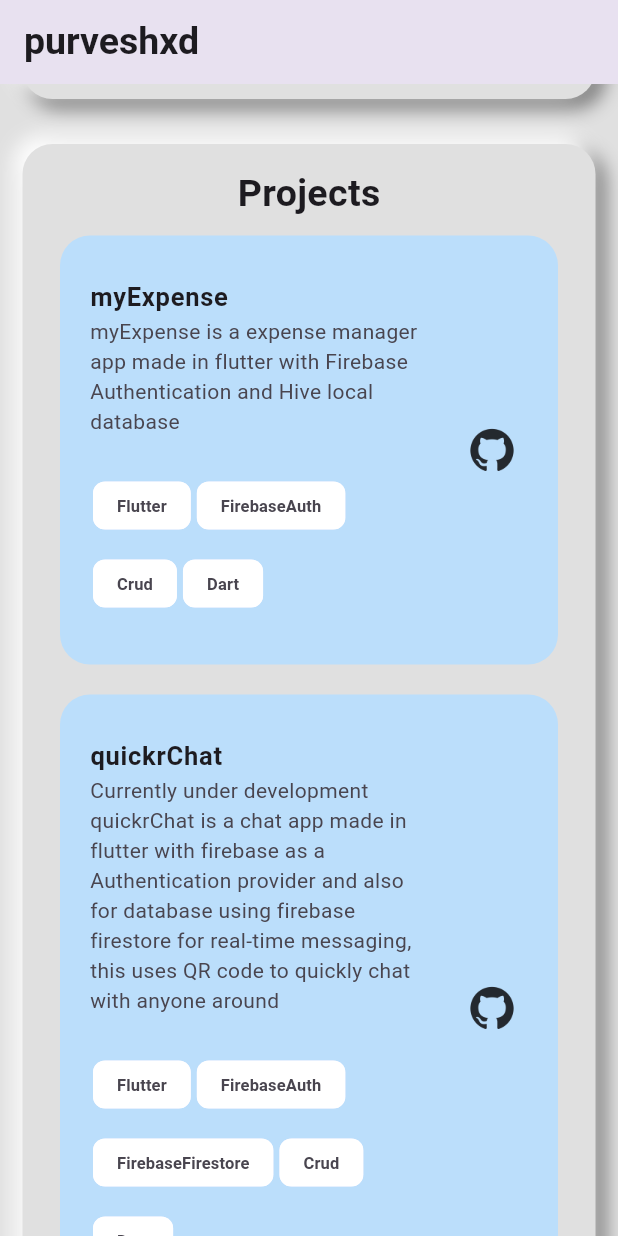
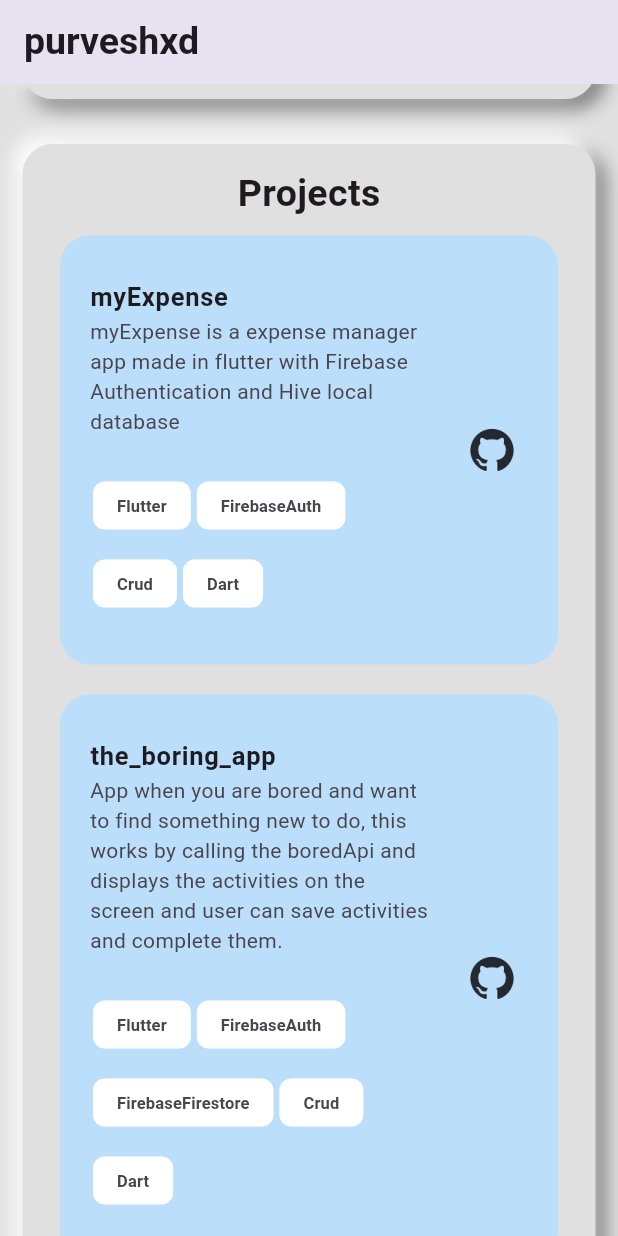
Before and after one commit to purveshxd/purveshxdPortfolio, a Flutter app: the screen it shows after launch, scrolled down 576 dp, on a phone screen of 412 x 824 dp. Run offline on Flutter 3.47's test engine with Material 2 defaults, Android fonts, the phone set to English and light mode, and no system bars; our stand-ins replace animated_text_kit.

Commit message:
updated resume and projects

```diff
--- a/lib/constants/constants.dart
+++ b/lib/constants/constants.dart
@@ -2,7 +2,7 @@ import 'package:flutter/material.dart';
 
 class Constants {
   final String resumeUrl =
-      "https://drive.google.com/file/d/1VfYUCqsTC-Of3fGrOnxyoOuQ_-TOqDo9/view";
+      "https://drive.google.com/file/d/1VfYUCqsTC-Of3fGrOnxyoOuQ_-TOqDo9/view?usp=sharing";
   TextStyle headingStyle() {
     return const TextStyle(
       fontWeight: FontWeight.bold,
--- a/lib/data_model/projects_data.dart
+++ b/lib/data_model/projects_data.dart
@@ -8,6 +8,18 @@ final List projects = [
     [
       Tags.flutter,
       Tags.firebaseAuth,
+      Tags.crud,
+      Tags.dart,
+    ]
+  ],
+  [
+     "the_boring_app",
+    "App when you are bored and want to find something new to do, this works by calling the boredApi and displays the activities on the screen and user can save activities and complete them.",
+    "https://github.com/purveshxd/theboringapp",
+    [
+      Tags.flutter,
+      Tags.firebaseAuth,
+      Tags.firebaseFirestore,
       Tags.crud,
       Tags.dart,
     ]
--- a/lib/homepage.dart
+++ b/lib/homepage.dart
@@ -1,5 +1,6 @@
 import 'package:flutter/material.dart';
 import 'package:purveshxd_portfolio/constants/constants.dart';
+
 import 'package:purveshxd_portfolio/sections/contactme_section.dart';
 import 'package:purveshxd_portfolio/sections/intro_section.dart';
 
```
Also changed, not shown: pubspec.lock, 1 other file.
